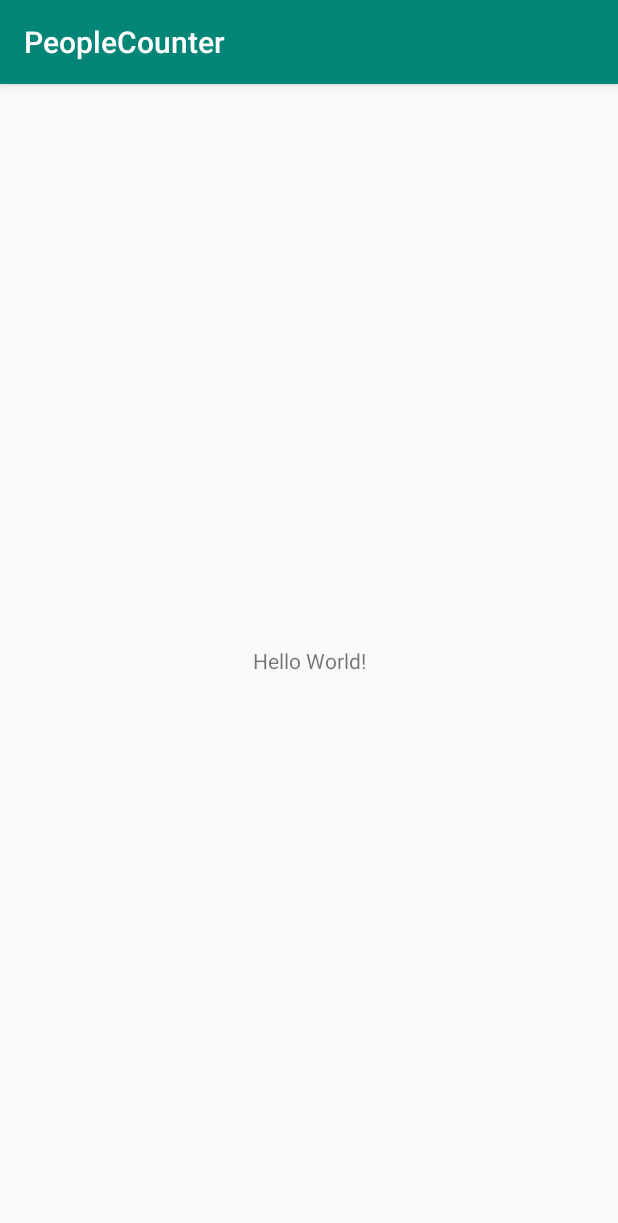
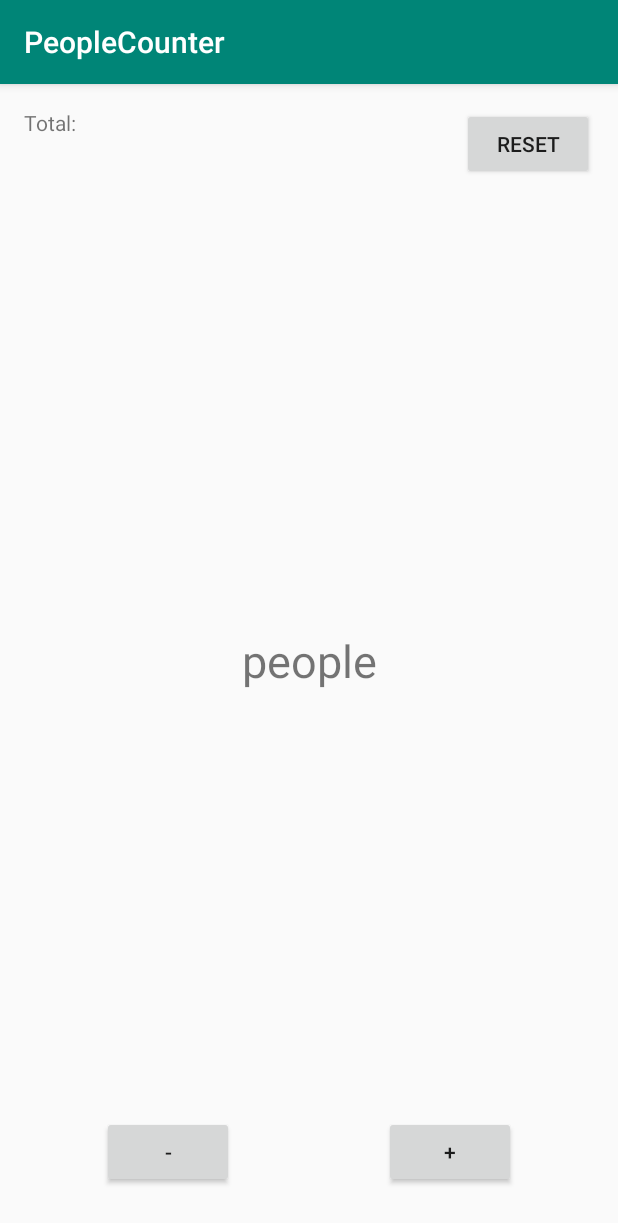
Before and after one commit to donChelsea/PeopleCounter, an Android app: the screen it shows after launch (MainActivity), on a phone screen of 412 x 824 dp. Shown: the top 1223 px of the screen. Run offline under Robolectric (Android 15) with nearby library versions, the phone set to English and light mode, and no system bars.

Commit message:
set up view

```diff
--- a/app/src/main/java/com/katsidzira/peoplecounter/MainActivity.java
+++ b/app/src/main/java/com/katsidzira/peoplecounter/MainActivity.java
@@ -2,12 +2,23 @@ package com.katsidzira.peoplecounter;
 
 import android.support.v7.app.AppCompatActivity;
 import android.os.Bundle;
+import android.widget.Button;
+import android.widget.TextView;
 
 public class MainActivity extends AppCompatActivity {
+    TextView peopleTv, totalTv;
+    Button addButton, resetButton, removeButton;
 
     @Override
     protected void onCreate(Bundle savedInstanceState) {
         super.onCreate(savedInstanceState);
         setContentView(R.layout.activity_main);
+
+        peopleTv = findViewById(R.id.textview_people);
+        totalTv = findViewById(R.id.textview_total);
+        addButton = findViewById(R.id.button_add);
+        resetButton = findViewById(R.id.button_reset);
+        removeButton = findViewById(R.id.button_remove);
+
     }
 }
--- a/app/src/main/res/layout/activity_main.xml
+++ b/app/src/main/res/layout/activity_main.xml
@@ -8,12 +8,53 @@
     tools:context=".MainActivity">
 
     <TextView
+        android:id="@+id/textview_people"
         android:layout_width="wrap_content"
         android:layout_height="wrap_content"
-        android:text="Hello World!"
+        android:text="people"
+        android:textSize="30sp"
         app:layout_constraintBottom_toBottomOf="parent"
         app:layout_constraintLeft_toLeftOf="parent"
         app:layout_constraintRight_toRightOf="parent"
         app:layout_constraintTop_toTopOf="parent" />
 
+    <TextView
+        android:id="@+id/textview_total"
+        android:layout_width="wrap_content"
+        android:layout_height="wrap_content"
+        android:text="Total: "
+        app:layout_constraintTop_toTopOf="parent"
+        app:layout_constraintStart_toStartOf="parent"
+        android:layout_margin="16dp"/>
+
+    <Button
+        android:id="@+id/button_reset"
+        android:layout_width="wrap_content"
+        android:layout_height="wrap_content"
+        android:text="Reset"
+        app:layout_constraintTop_toTopOf="parent"
+        app:layout_constraintEnd_toEndOf="parent"
+        android:layout_margin="16dp"/>
+
+    <Button
+        android:id="@+id/button_remove"
+        android:layout_width="wrap_content"
+        android:layout_height="wrap_content"
+        android:text="-"
+        app:layout_constraintBottom_toBottomOf="parent"
+        app:layout_constraintStart_toStartOf="parent"
+        app:layout_constraintEnd_toStartOf="@id/button_add"
+        android:layout_margin="32dp"/>
+
+    <Button
+        android:id="@+id/button_add"
+        android:layout_width="wrap_content"
+        android:layout_height="wrap_content"
+        android:text="+"
+        app:layout_constraintBottom_toBottomOf="parent"
+        app:layout_constraintEnd_toEndOf="parent"
+        app:layout_constraintStart_toEndOf="@id/button_remove"
+        android:layout_margin="32dp"/>
+
+
 </android.support.constraint.ConstraintLayout>
```
